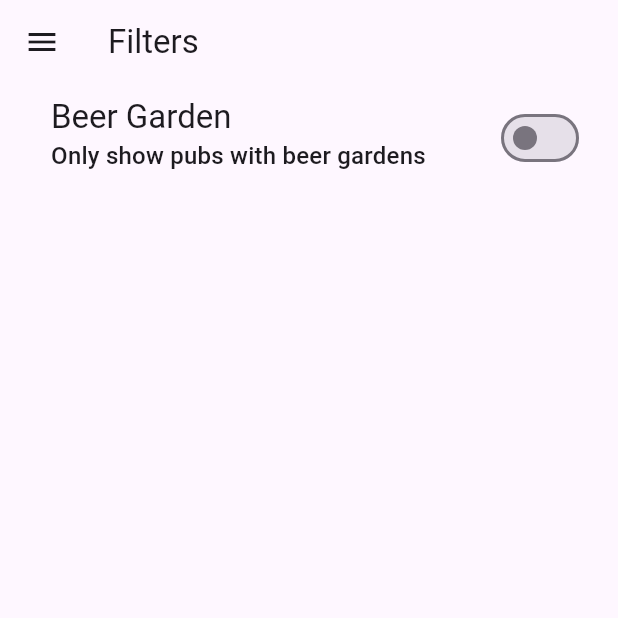
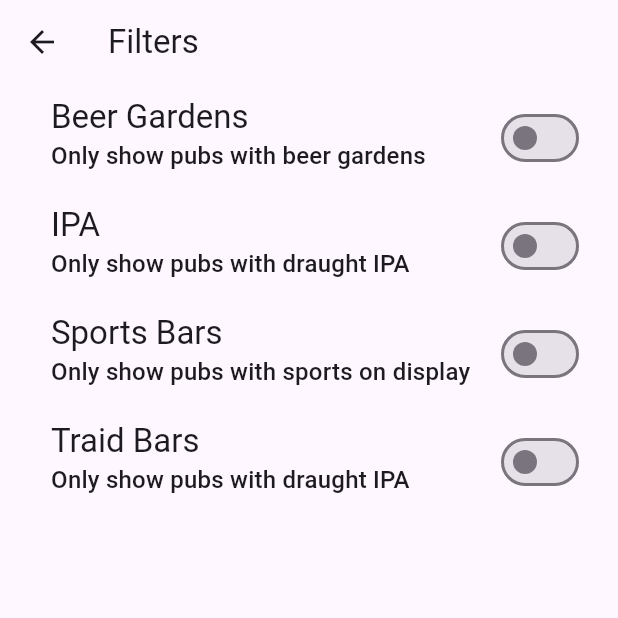
Before and after one commit to DaraLenaghan-1/Pub-Wiser, a Flutter app: the FiltersPage screen opened directly, on a phone screen of 412 x 824 dp, the top half of it. Run offline on Flutter 3.47's test engine with Material 3 defaults, Android fonts, the phone set to English and light mode, and no system bars; our stand-ins replace cloud_firestore, firebase_auth, firebase_core, fluttertoast, font_awesome_flutter, google_fonts and 2 more; accounts and stored records are empty.

Commit message:
added more filter options

```diff
--- a/lib/features/app/pages/filters.dart
+++ b/lib/features/app/pages/filters.dart
@@ -1,5 +1,5 @@
-import 'package:first_app/features/app/pages/tabs.dart';
-import 'package:first_app/features/app/widgets/main_drawer.dart';
+//import 'package:first_app/features/app/pages/tabs.dart';
+//import 'package:first_app/features/app/widgets/main_drawer.dart';
 import 'package:flutter/material.dart';
 
 class FiltersPage extends StatefulWidget {
@@ -13,6 +13,9 @@ class FiltersPage extends StatefulWidget {
 
 class _FiltersPageState extends State<FiltersPage> {
   var _beerGarden = false; // _beerGardenFilterSet
+  var _draughtIPA = false; // _draughtIPAFilterSet
+  var _sportsBar = false; // _sportsBarFilterSet
+  var _traidBar = false; // _traidBarFilterSet
 
   @override
   Widget build(BuildContext context) {
@@ -20,15 +23,15 @@ class _FiltersPageState extends State<FiltersPage> {
       appBar: AppBar(
         title: const Text('Filters'),
       ),
-      drawer: MainDrawer(onSelectPage: (identifier) {
-        if (identifier == 'pubs') {
-          Navigator.of(context).push( // pushReplacement
-            MaterialPageRoute(
-              builder: (ctx) => const TabsPage(),
-            ),
-          );
-        }
-      }),
+      // drawer: MainDrawer(onSelectPage: (identifier) {
+      //   if (identifier == 'pubs') {
+      //     Navigator.of(context).push( // pushReplacement
+      //       MaterialPageRoute(
+      //         builder: (ctx) => const TabsPage(),
+      //       ),
+      //     );
+      //   }
+      // }),
       body: Column(children: [
         SwitchListTile(
           value: _beerGarden,
@@ -37,7 +40,7 @@ class _FiltersPageState extends State<FiltersPage> {
               _beerGarden = isChecked;
             });
           },
-          title: Text('Beer Garden',
+          title: Text('Beer Gardens', // Beer Garden
               style: Theme.of(context).textTheme.titleLarge!.copyWith(
                     color: Theme.of(context).colorScheme.onBackground,
                   )),
@@ -52,6 +55,66 @@ class _FiltersPageState extends State<FiltersPage> {
               .tertiary, // Color of the switch when it is on
           contentPadding: const EdgeInsets.only(left: 34, right: 22),
         ),
+        SwitchListTile(
+          value: _draughtIPA,
+          onChanged: (isChecked) {
+            setState(() {
+              _draughtIPA = isChecked;
+            });
+          },
+          title: Text('IPA', // IPA
+              style: Theme.of(context).textTheme.titleLarge!.copyWith(
+                    color: Theme.of(context).colorScheme.onBackground,
+                  )),
+          subtitle: Text(
+            'Only show pubs with draught IPA',
+            style: Theme.of(context).textTheme.titleMedium!.copyWith(
+                  color: Theme.of(context).colorScheme.onBackground,
+                ),
+          ),
+          activeColor: Theme.of(context).colorScheme.tertiary,
+          contentPadding: const EdgeInsets.only(left: 34, right: 22),
+        ),
+        SwitchListTile(
+          value: _sportsBar,
+          onChanged: (isChecked) {
+            setState(() {
+              _sportsBar = isChecked;
+            });
+          },
+          title: Text('Sports Bars', // sports bar
+              style: Theme.of(context).textTheme.titleLarge!.copyWith(
+                    color: Theme.of(context).colorScheme.onBackground,
+                  )),
+          subtitle: Text(
+            'Only show pubs with sports on display',
+            style: Theme.of(context).textTheme.titleMedium!.copyWith(
+                  color: Theme.of(context).colorScheme.onBackground,
+                ),
+          ),
+          activeColor: Theme.of(context).colorScheme.tertiary,
+          contentPadding: const EdgeInsets.only(left: 34, right: 22),
+        ),
+        SwitchListTile(
+          value: _traidBar,
+          onChanged: (isChecked) {
+            setState(() {
+              _traidBar = isChecked;
+            });
+          },
+          title: Text('Traid Bars', // IPA
+              style: Theme.of(context).textTheme.titleLarge!.copyWith(
+                    color: Theme.of(context).colorScheme.onBackground,
+                  )),
+          subtitle: Text(
+            'Only show pubs with draught IPA',
+            style: Theme.of(context).textTheme.titleMedium!.copyWith(
+                  color: Theme.of(context).colorScheme.onBackground,
+                ),
+          ),
+          activeColor: Theme.of(context).colorScheme.tertiary,
+          contentPadding: const EdgeInsets.only(left: 34, right: 22),
+        ),
       ]),
     );
   }
```
